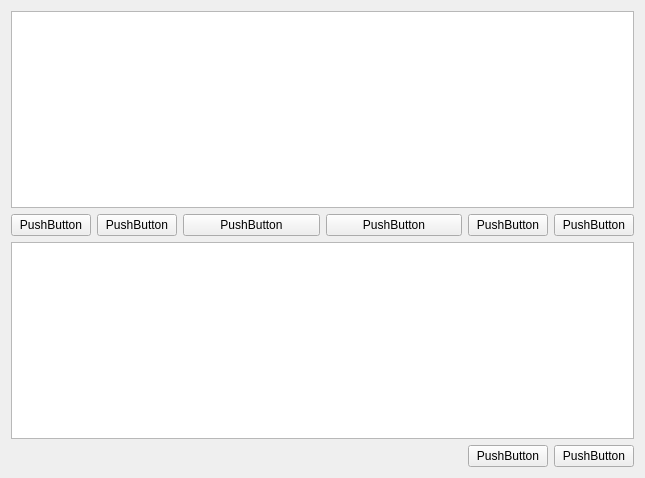
Qt form GTA-V-Launcher/src/ChooseModsWindow.ui (moffa13/GTA-V-Launcher) before a commit.
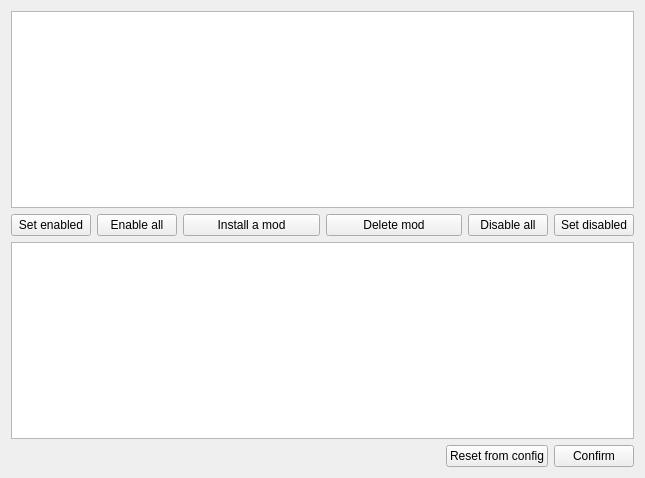
The same form after that commit.

```diff
--- a/GTA-V-Launcher/src/ChooseModsWindow.ui
+++ b/GTA-V-Launcher/src/ChooseModsWindow.ui
@@ -26,14 +26,14 @@
          <item>
           <widget class="QPushButton" name="setEnabledButton">
            <property name="text">
-            <string>PushButton</string>
+            <string>Set enabled</string>
            </property>
           </widget>
          </item>
          <item>
           <widget class="QPushButton" name="enableAllButton">
            <property name="text">
-            <string>PushButton</string>
+            <string>Enable all</string>
            </property>
           </widget>
          </item>
@@ -42,14 +42,14 @@
        <item>
         <widget class="QPushButton" name="installModButton">
          <property name="text">
-          <string>PushButton</string>
+          <string>Install a mod</string>
          </property>
         </widget>
        </item>
        <item>
         <widget class="QPushButton" name="deleteModButton">
          <property name="text">
-          <string>PushButton</string>
+          <string>Delete mod</string>
          </property>
         </widget>
        </item>
@@ -58,14 +58,14 @@
          <item>
           <widget class="QPushButton" name="disableAllButton">
            <property name="text">
-            <string>PushButton</string>
+            <string>Disable all</string>
            </property>
           </widget>
          </item>
          <item>
           <widget class="QPushButton" name="setDisabledButton">
            <property name="text">
-            <string>PushButton</string>
+            <string>Set disabled</string>
            </property>
           </widget>
          </item>
@@ -102,14 +102,14 @@
         </sizepolicy>
        </property>
        <property name="text">
-        <string>PushButton</string>
+        <string>Reset from config</string>
        </property>
       </widget>
      </item>
      <item>
       <widget class="QPushButton" name="validateButton">
        <property name="text">
-        <string>PushButton</string>
+        <string>Confirm</string>
        </property>
       </widget>
      </item>
```
Left out of the diff: 2 changed lines with no effect on the pictures.
